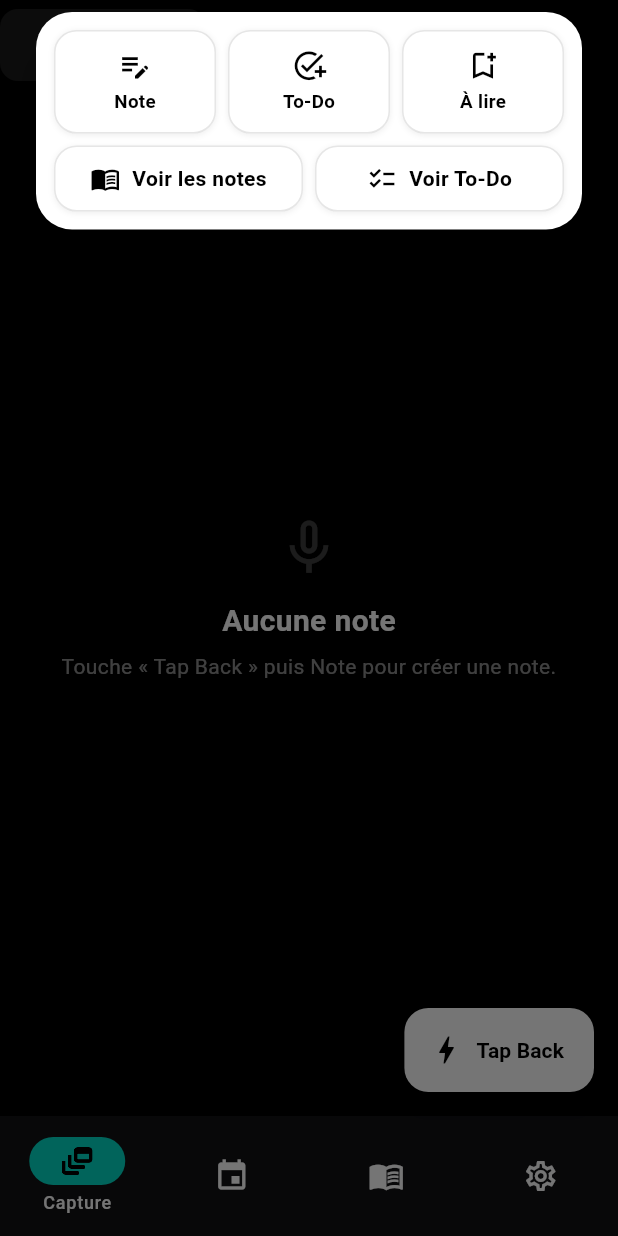
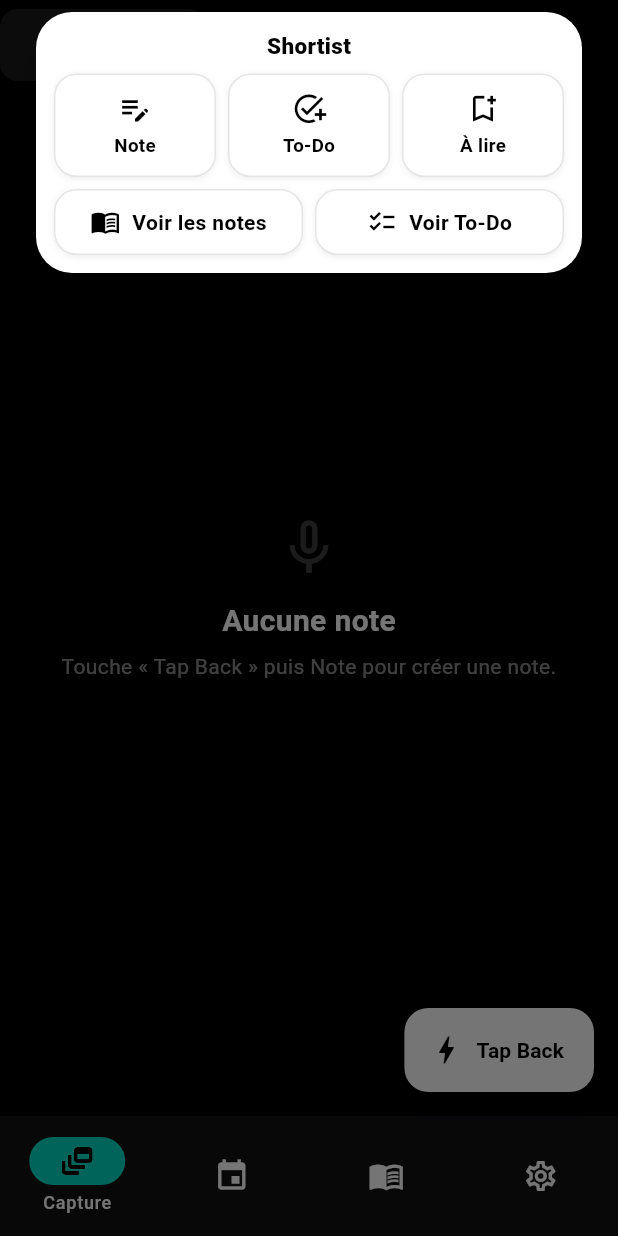
Before and after one commit to gnemmialex-code/appnotetap, a Flutter app: the screen it shows after launch, after a tap on "Tap Back", on a phone screen of 412 x 824 dp. Run offline on Flutter 3.47's test engine with Material 3 defaults, Android fonts, the phone set to English and light mode, and no system bars; our stand-ins replace flutter_local_notifications, flutter_timezone, image_picker, shared_preferences, timezone.

Commit message:
Rename app to 'Shortist' (app name + floating command window)
Shortist shown: floating/command window header, home-screen app name (iOS CFBundleDisplayName + Android label), MaterialApp title, settings version, prototype icon/title/side panel.

Co-Authored-By: Claude Opus 4.8 <noreply@anthropic.com>

```diff
--- a/lib/main.dart
+++ b/lib/main.dart
@@ -57,7 +57,7 @@ class TapBackApp extends StatelessWidget {
       ),
     );
     return MaterialApp(
-      title: 'TapBack Note',
+      title: 'Shortist',
       debugShowCheckedModeBanner: false,
       theme: base,
       home: const HomePage(),
@@ -1011,7 +1011,7 @@ class _SettingsScreenState extends State<SettingsScreen> {
               )),
           const SizedBox(height: 10),
           const Center(
-            child: Text('TapBack Note — v1.0.0',
+            child: Text('Shortist — v1.0.0',
                 style: TextStyle(fontSize: 12, color: Colors.white38)),
           ),
         ],
@@ -1259,6 +1259,15 @@ class _CommandPanelState extends State<CommandPanel> {
       key: const ValueKey('choices'),
       mainAxisSize: MainAxisSize.min,
       children: [
+        const Padding(
+          padding: EdgeInsets.only(bottom: 8),
+          child: Text('Shortist',
+              style: TextStyle(
+                  color: Colors.black,
+                  fontSize: 15,
+                  fontWeight: FontWeight.w800,
+                  letterSpacing: 0.2)),
+        ),
         Row(
           children: [
             _cmd(Icons.edit_note, 'Note', () => setState(() => _mode = _Mode.note)),
```
Also changed, not shown: 5 other files.
